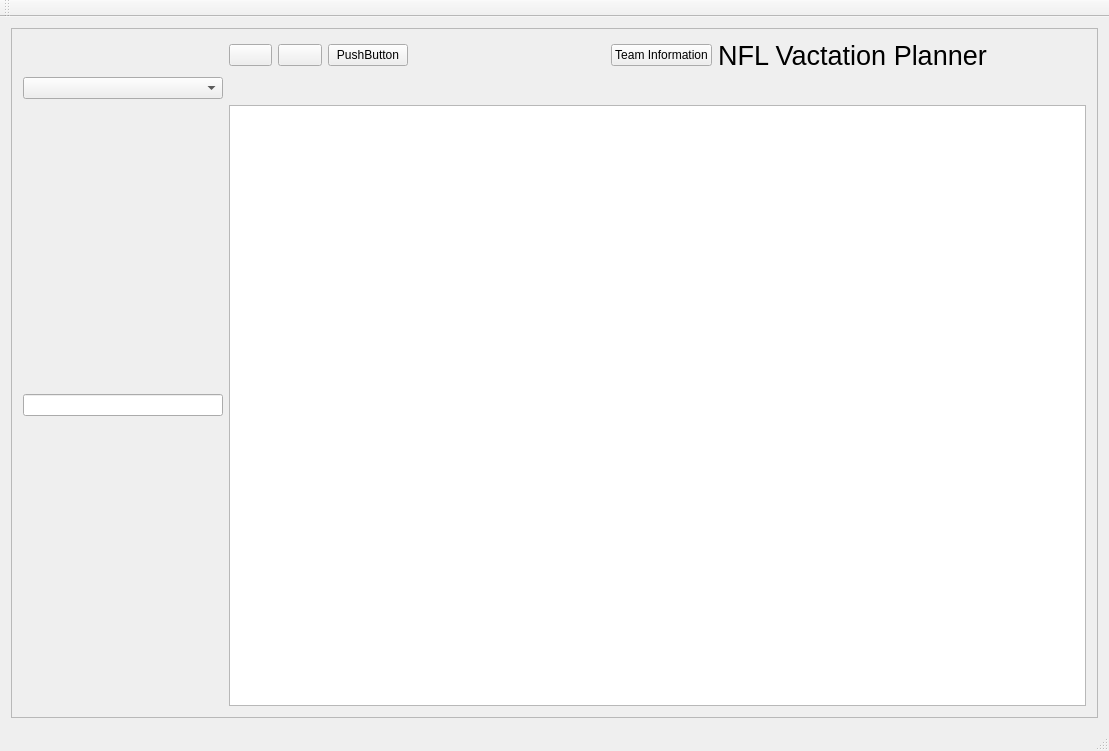
The window that mainwindow.ui (Cyriously1/NFLTour) describes before a commit, drawn with Qt 5.
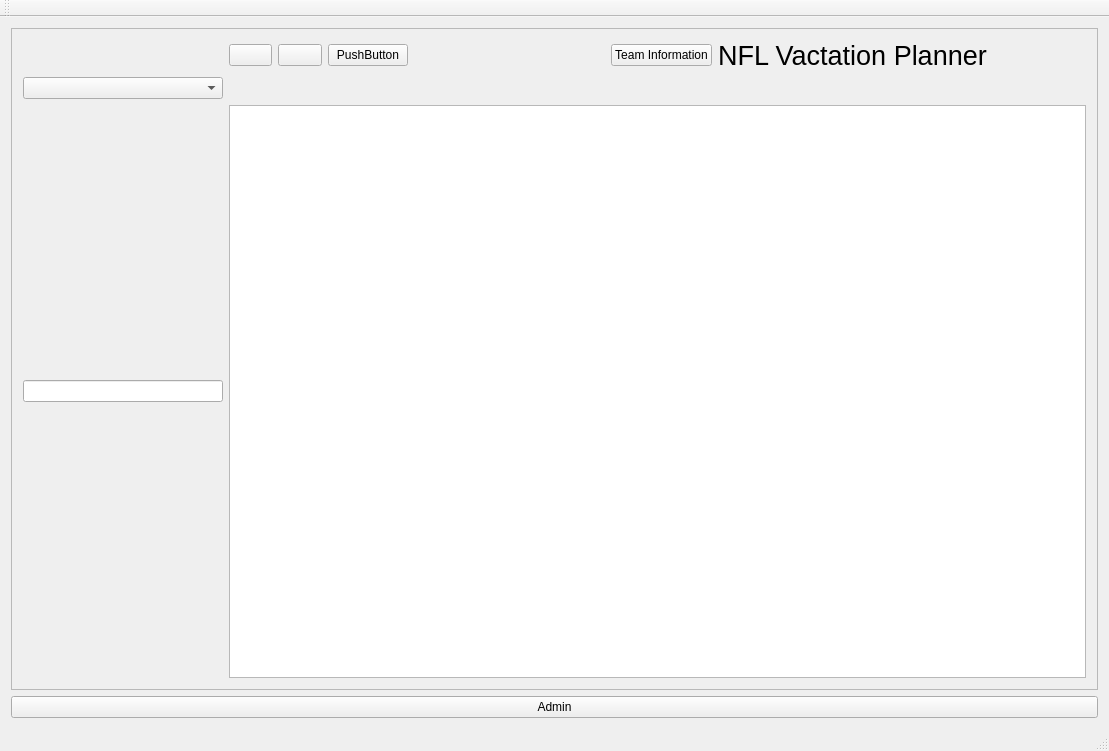
The same window after the commit.

Commit message: added the admin window

```diff
--- a/mainwindow.ui
+++ b/mainwindow.ui
@@ -26,7 +26,7 @@
          <x>0</x>
          <y>0</y>
          <width>1089</width>
-         <height>678</height>
+         <height>649</height>
         </rect>
        </property>
        <layout class="QGridLayout" name="gridLayout_2">
@@ -97,6 +97,13 @@
       </widget>
      </widget>
     </item>
+    <item row="1" column="1">
+     <widget class="QPushButton" name="pushButton_admin">
+      <property name="text">
+       <string>Admin</string>
+      </property>
+     </widget>
+    </item>
    </layout>
   </widget>
   <widget class="QMenuBar" name="menuBar">
```
Left out of the diff: 3 changed lines with no effect on the pictures. The commit also changes 6 other files.
